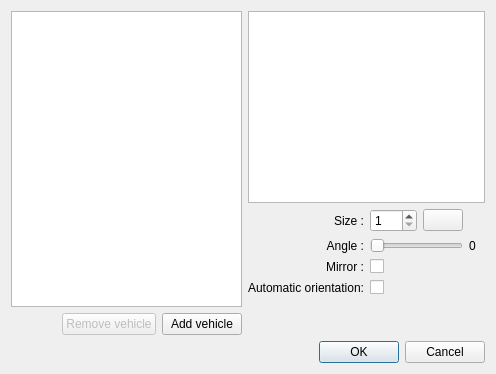
Before: the Qt Designer form src/vehicledialog.ui in michjans/routegen, drawn with Qt 5.
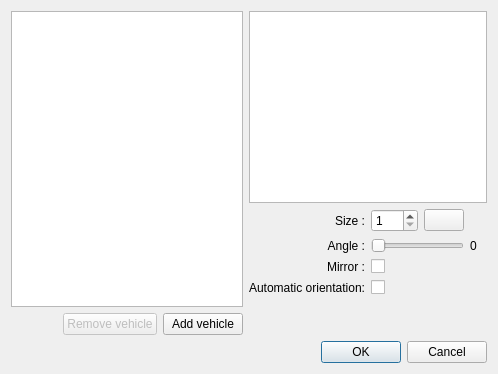
After: the same form once the commit is applied. Icons and pictures are not drawn.

Commit message: -Smoother rotation of vehicle, depending on smoothness settings -Maximum size of vehicle icon increased to 400x400

```diff
--- a/src/vehicledialog.ui
+++ b/src/vehicledialog.ui
@@ -6,7 +6,7 @@
    <rect>
     <x>0</x>
     <y>0</y>
-    <width>496</width>
+    <width>498</width>
     <height>374</height>
    </rect>
   </property>
@@ -117,7 +117,7 @@
             <number>1</number>
            </property>
            <property name="maximum">
-            <number>200</number>
+            <number>400</number>
            </property>
            <property name="singleStep">
             <number>10</number>
```
The commit also changes 2 other files.
